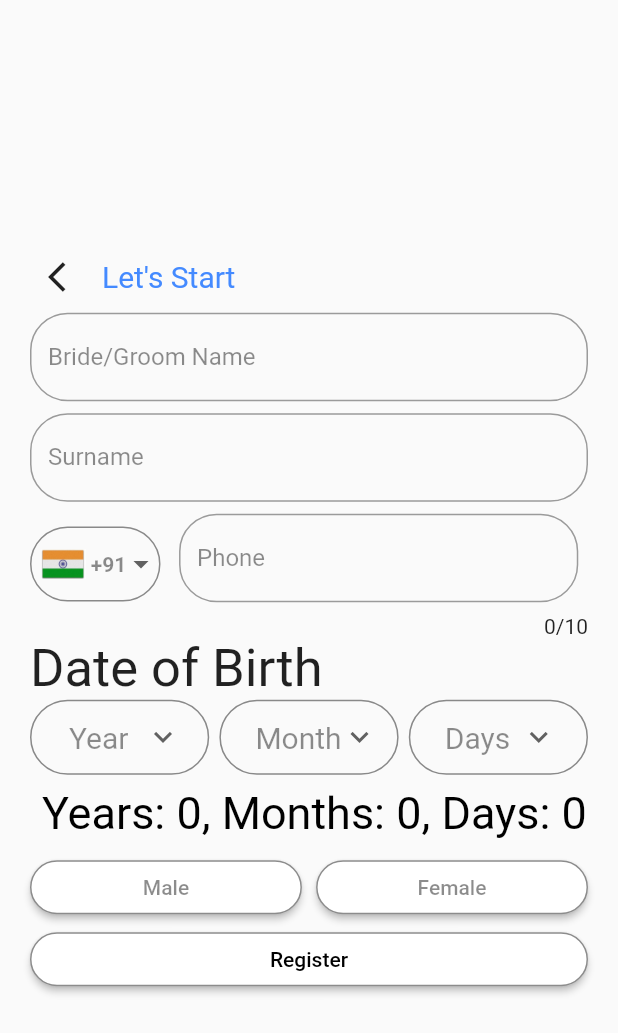
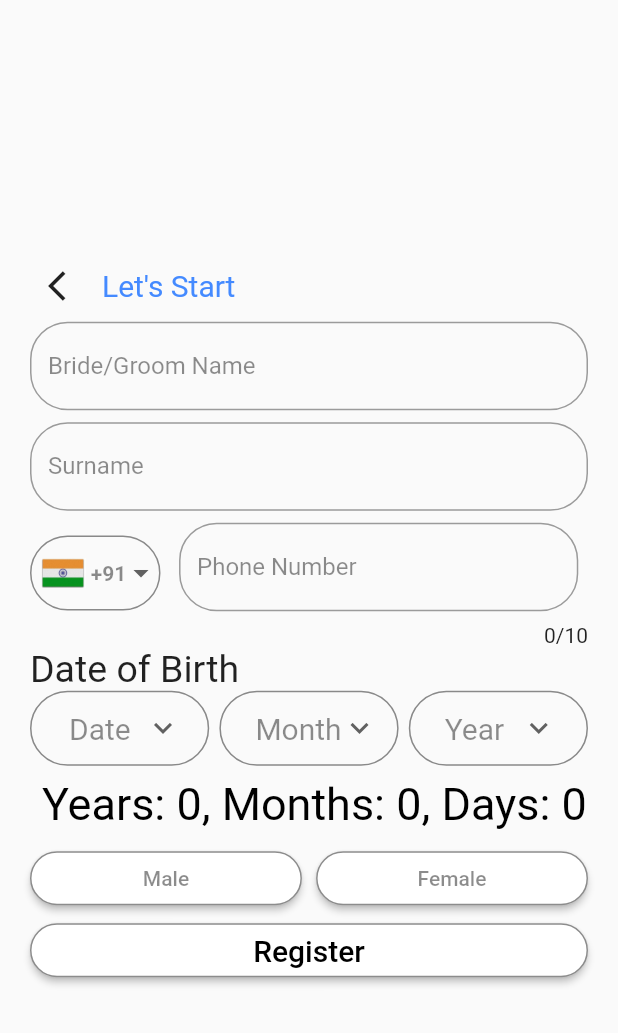
Before and after one commit to maaz335/age_calculator_page, a Flutter app: the screen it shows after launch, on a phone screen of 412 x 824 dp. Shown: the top 1033 px of the screen. Run offline on Flutter 3.47's test engine with Material 2 defaults, Android fonts, the phone set to English and light mode, and no system bars.

Commit message:
Initial commit
Signed-off-by: BCS213001-MAAZAHMAD <mmaazahmad24@gmail.com>

```diff
--- a/lib/main.dart
+++ b/lib/main.dart
@@ -6,9 +6,9 @@ void main() => runApp(
       ),
     );
 const List<String> list1 = <String>['One', 'Two', 'Three', 'Four'];
-const List<String> list2 = <String>['Year', 'Two', 'Three', 'Four'];
+const List<String> list2 = <String>['Date', 'Two', 'Three', 'Four'];
 const List<String> list3 = <String>['Month', 'Two', 'Three', 'Four'];
-const List<String> list4 = <String>['Days', 'Two', 'Three', 'Four'];
+const List<String> list4 = <String>['Year', 'Two', 'Three', 'Four'];
 
 class age_calculator extends StatelessWidget {
   String dropdownValue1 = list1.first;
@@ -100,7 +100,7 @@ class age_calculator extends StatelessWidget {
                       ),
                       Container(
                           width: MediaQuery.of(context).size.width * 0.646,
-                          child: Inputfield(Title: "Phone")),
+                          child: Inputfield(Title: "Phone Number")),
                     ],
                   ),
                   Align(
@@ -112,7 +112,7 @@ class age_calculator extends StatelessWidget {
                     child: Text(
                       "Date of Birth",
                       style: TextStyle(
-                        fontSize: 35,
+                        fontSize: 25,
                       ),
                     ),
                   ),
@@ -289,7 +289,10 @@ class age_calculator extends StatelessWidget {
                         ),
                       ),
                       onPressed: () {},
-                      child: Text("Register"),
+                      child: Text(
+                        "Register",
+                        style: TextStyle(fontSize: 20),
+                      ),
                     ),
                   ),
                 ],
```
